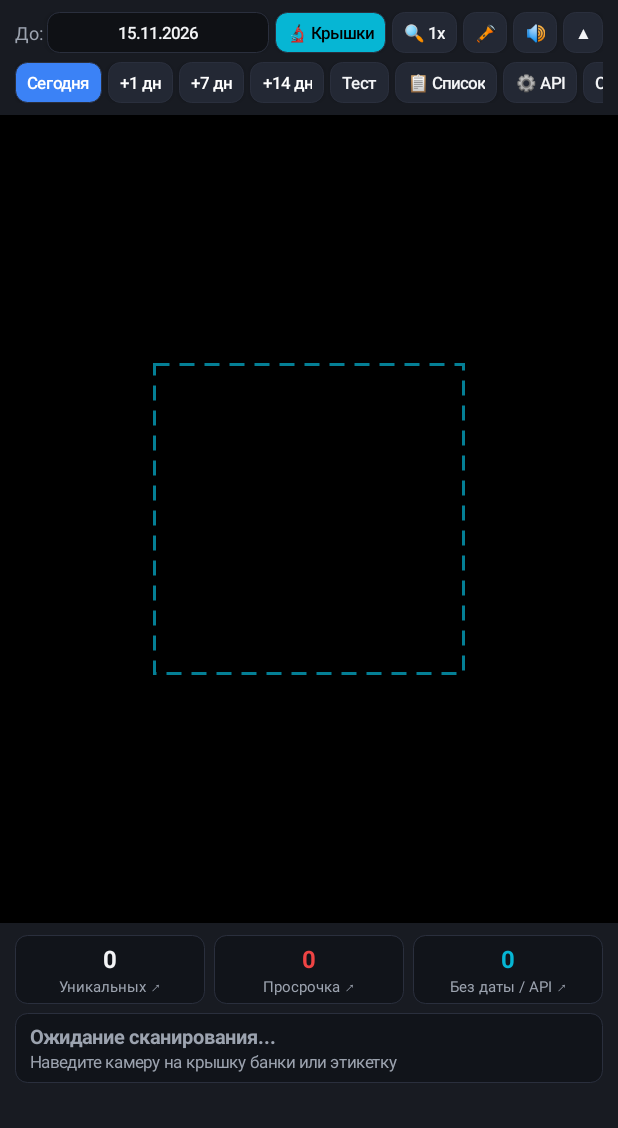
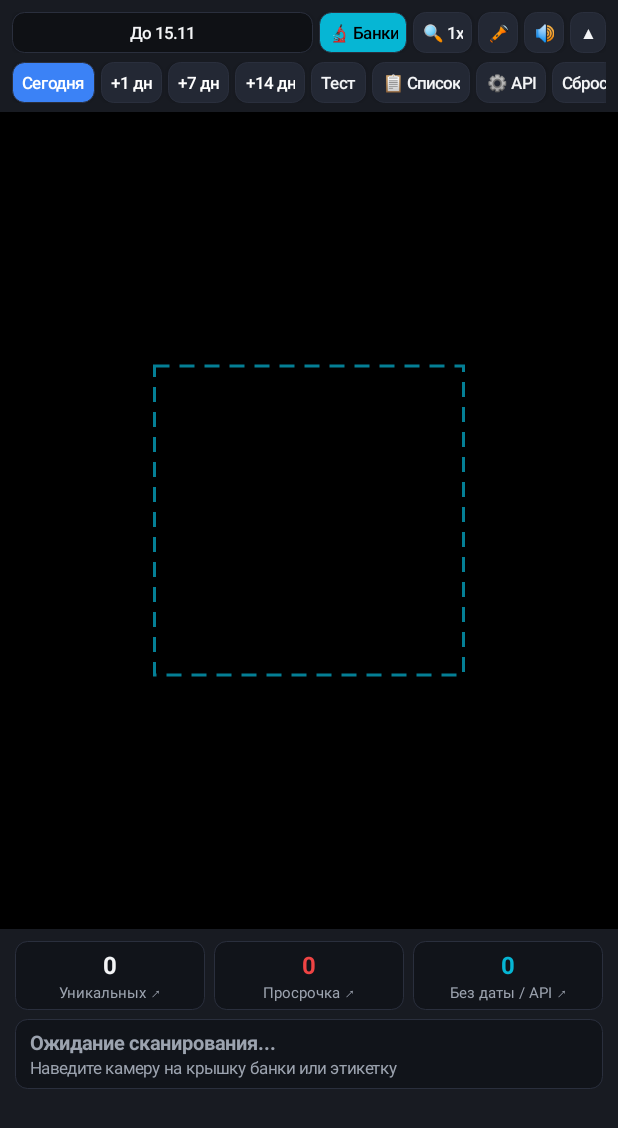
Before and after one commit to modinslav46-lgtm/Scanner2.0, an Android app: the screen it shows after launch (MainActivity), on a phone screen of 412 x 824 dp. Shown: the top 1128 px of the screen. Run offline under Robolectric (Android 15) with nearby library versions, the phone set to English and light mode, and no system bars; libraries missing offline, so code that uses them is left out: androidx.camera.core, androidx.camera.lifecycle, androidx.camera.view, com.google.mlkit.vision; 6 statements that could not run were skipped.

Commit message:
Update MainActivity.kt

```diff
--- a/app/src/main/java/com/revizor/scanner/MainActivity.kt
+++ b/app/src/main/java/com/revizor/scanner/MainActivity.kt
@@ -32,6 +32,7 @@ import android.widget.ArrayAdapter
 import android.widget.Button
 import android.widget.EditText
 import android.widget.FrameLayout
+import android.widget.HorizontalScrollView
 import android.widget.LinearLayout
 import android.widget.ScrollView
 import android.widget.Spinner
@@ -50,6 +51,8 @@ import androidx.camera.core.resolutionselector.ResolutionStrategy
 import androidx.camera.lifecycle.ProcessCameraProvider
 import androidx.camera.view.PreviewView
 import androidx.core.content.ContextCompat
+import androidx.core.view.ViewCompat
+import androidx.core.view.WindowInsetsCompat
 import com.google.mlkit.vision.barcode.BarcodeScanner
 import com.google.mlkit.vision.barcode.BarcodeScannerOptions
 import com.google.mlkit.vision.barcode.BarcodeScanning
@@ -93,6 +96,7 @@ class MainActivity : AppCompatActivity() {
 
     // Главный экран камеры
     private lateinit var topBar: LinearLayout
+    private lateinit var bottomPanel: LinearLayout
     private lateinit var expandTopBtn: Button
     private lateinit var previewView: PreviewView
     private lateinit var overlayView: ReticleOverlayView
@@ -114,6 +118,8 @@ class MainActivity : AppCompatActivity() {
 
     // Отдельная полноэкранная страница списка
     private lateinit var listPage: LinearLayout
+    private lateinit var listHeader: LinearLayout
+    private lateinit var listFooter: LinearLayout
     private lateinit var listPageTitle: TextView
     private lateinit var listSearchInput: EditText
     private lateinit var fullListContainer: LinearLayout
@@ -122,6 +128,8 @@ class MainActivity : AppCompatActivity() {
 
     // Отдельная полноэкранная страница настроек API
     private lateinit var apiPage: LinearLayout
+    private lateinit var apiHeader: LinearLayout
+    private lateinit var apiFooter: LinearLayout
     private lateinit var workerUrlInput: EditText
     private lateinit var apiModeSpinner: Spinner
     private lateinit var apiTokenInput: EditText
@@ -133,6 +141,7 @@ class MainActivity : AppCompatActivity() {
     private lateinit var scanner: BarcodeScanner
     private var toneGen: ToneGenerator? = null
 
+    private var topInsetPx = 0
     private var thresholdMillis: Long = 0L
     private var dpmMode = true
     private var zoomLevel = 1.0f
@@ -178,7 +187,6 @@ class MainActivity : AppCompatActivity() {
         loadSession()
         updateStatsUi()
 
-        // Системная кнопка «Назад» закрывает открытый список или настройки вместо выхода из приложения
         onBackPressedDispatcher.addCallback(this, object : OnBackPressedCallback(true) {
             override fun handleOnBackPressed() {
                 when {
@@ -207,13 +215,12 @@ class MainActivity : AppCompatActivity() {
         toneGen?.release()
     }
 
-    // --- Построение всего интерфейса ---
+    // --- Построение всего интерфейса с учётом системных вырезов и статус-бара ---
     private fun buildUi() {
         val rootFrame = FrameLayout(this).apply {
             setBackgroundColor(Color.parseColor("#0F1115"))
         }
 
-        // 1. Основной экран сканера
         val mainScreen = LinearLayout(this).apply {
             orientation = LinearLayout.VERTICAL
             setBackgroundColor(Color.parseColor("#0F1115"))
@@ -222,25 +229,22 @@ class MainActivity : AppCompatActivity() {
         topBar = LinearLayout(this).apply {
             orientation = LinearLayout.VERTICAL
             setBackgroundColor(Color.parseColor("#181B22"))
-            setPadding(dp(10), dp(8), dp(10), dp(8))
-        }
-
+            setPadding(dp(8), dp(8), dp(8), dp(6))
+        }
+
+        // Первая строка верхнего меню (компактная, чтобы все кнопки помещались на любом экране)
         val row1 = LinearLayout(this).apply {
             orientation = LinearLayout.HORIZONTAL
             gravity = Gravity.CENTER_VERTICAL
         }
 
-        val lbl = TextView(this).apply {
-            text = "До: "
-            setTextColor(Color.parseColor("#9CA3AF"))
-            textSize = 12f
-        }
-
-        thresholdBtn = makeChipButton("", "#0F1115", "#F3F4F6").apply {
+        thresholdBtn = makeChipButton("", "#0F1115", "#F3F4F6", padH = 6).apply {
+            setSingleLine(true)
             setOnClickListener { openDatePicker() }
         }
 
-        dpmBtn = makeChipButton("🔬 Крышки", "#06B6D4", "#000000").apply {
+        dpmBtn = makeChipButton("🔬 Банки", "#06B6D4", "#000000", padH = 6).apply {
+            setSingleLine(true)
             setOnClickListener {
                 dpmMode = !dpmMode
                 styleChip(this, if (dpmMode) "#06B6D4" else "#232834", if (dpmMode) "#000000" else "#F3F4F6")
@@ -249,7 +253,8 @@ class MainActivity : AppCompatActivity() {
             }
         }
 
-        zoomBtn = makeChipButton("🔍 1x", "#232834", "#F3F4F6").apply {
+        zoomBtn = makeChipButton("🔍 1x", "#232834", "#F3F4F6", padH = 6).apply {
+            setSingleLine(true)
             setOnClickListener {
                 zoomLevel = when (zoomLevel) {
                     1.0f -> 2.0f
@@ -262,7 +267,7 @@ class MainActivity : AppCompatActivity() {
             }
         }
 
-        torchBtn = makeChipButton("🔦", "#232834", "#F3F4F6").apply {
+        torchBtn = makeChipButton("🔦", "#232834", "#F3F4F6", padH = 7).apply {
             setOnClickListener {
                 val hasFlash = camera?.cameraInfo?.hasFlashUnit() == true
                 if (!hasFlash) {
@@ -275,38 +280,41 @@ class MainActivity : AppCompatActivity() {
             }
         }
 
-        muteBtn = makeChipButton("🔊", "#232834", "#F3F4F6").apply {
+        muteBtn = makeChipButton("🔊", "#232834", "#F3F4F6", padH = 7).apply {
             setOnClickListener {
                 muted = !muted
                 text = if (muted) "🔇" else "🔊"
             }
         }
 
-        val collapseTopBtn = makeChipButton("▲", "#232834", "#F3F4F6").apply {
+        val collapseTopBtn = makeChipButton("▲", "#232834", "#F3F4F6", padH = 7).apply {
             setOnClickListener {
                 topBar.visibility = View.GONE
                 expandTopBtn.visibility = View.VISIBLE
-            }
-        }
-
-        row1.addView(lbl)
-        row1.addView(thresholdBtn, LinearLayout.LayoutParams(0, ViewGroup.LayoutParams.WRAP_CONTENT, 1f).apply { rightMargin = dp(4) })
+                updateFloatingBadgesMargins()
+            }
+        }
+
+        row1.addView(thresholdBtn, LinearLayout.LayoutParams(0, -2, 1f).apply { rightMargin = dp(4) })
         row1.addView(dpmBtn, marginEnd(4))
         row1.addView(zoomBtn, marginEnd(4))
         row1.addView(torchBtn, marginEnd(4))
         row1.addView(muteBtn, marginEnd(4))
         row1.addView(collapseTopBtn)
 
-        // Вторая строка верхнего меню
+        // Вторая строка в горизонтальном скролле, чтобы «Сброс» никогда не обрезался
+        val row2Scroll = HorizontalScrollView(this).apply {
+            isHorizontalScrollBarEnabled = false
+            setPadding(0, dp(6), 0, 0)
+        }
         val row2 = LinearLayout(this).apply {
             orientation = LinearLayout.HORIZONTAL
             gravity = Gravity.CENTER_VERTICAL
-            setPadding(0, dp(6), 0, 0)
         }
 
         val presets = listOf("Сегодня" to 0, "+1 дн" to 1, "+7 дн" to 7, "+14 дн" to 14)
         for ((title, days) in presets) {
-            val btn = makeChipButton(title, if (days == 0) "#3B82F6" else "#232834", "#FFFFFF").apply {
+            val btn = makeChipButton(title, if (days == 0) "#3B82F6" else "#232834", "#FFFFFF", padH = 7).apply {
                 tag = days
                 setOnClickListener {
                     setThresholdOffset(days)
@@ -317,18 +325,16 @@ class MainActivity : AppCompatActivity() {
             row2.addView(btn, marginEnd(4))
         }
 
-        row2.addView(View(this), LinearLayout.LayoutParams(0, 1, 1f))
-
-        val simBtn = makeChipButton("Тест", "#232834", "#F3F4F6").apply {
+        val simBtn = makeChipButton("Тест", "#232834", "#F3F4F6", padH = 7).apply {
             setOnClickListener { runTestSimulation() }
         }
-        val listBtn = makeChipButton("📋 Список", "#232834", "#F3F4F6").apply {
+        val listBtn = makeChipButton("📋 Список", "#232834", "#F3F4F6", padH = 7).apply {
             setOnClickListener { openListPage("all") }
         }
-        apiBtn = makeChipButton("⚙️ API", "#232834", "#F3F4F6").apply {
+        apiBtn = makeChipButton("⚙️ API", "#232834", "#F3F4F6", padH = 7).apply {
             setOnClickListener { openApiPage() }
         }
-        val resetBtn = makeChipButton("Сброс", "#232834", "#F3F4F6").apply {
+        val resetBtn = makeChipButton("Сброс", "#232834", "#F3F4F6", padH = 7).apply {
             setOnClickListener { confirmReset() }
         }
 
@@ -336,9 +342,10 @@ class MainActivity : AppCompatActivity() {
         row2.addView(listBtn, marginEnd(4))
         row2.addView(apiBtn, marginEnd(4))
         row2.addView(resetBtn)
+        row2Scroll.addView(row2)
 
         topBar.addView(row1)
-        topBar.addView(row2)
+        topBar.addView(row2Scroll)
         mainScreen.addView(topBar)
 
         // Видоискатель камеры
@@ -355,6 +362,7 @@ class MainActivity : AppCompatActivity() {
             setOnClickListener {
                 topBar.visibility = View.VISIBLE
                 visibility = View.GONE
+                updateFloatingBadgesMargins()
             }
         }
 
@@ -382,7 +390,7 @@ class MainActivity : AppCompatActivity() {
         mainScreen.addView(viewport, LinearLayout.LayoutParams(-1, 0, 1f))
 
         // Нижняя панель статистики и просрочки
-        val bottomPanel = LinearLayout(this).apply {
+        bottomPanel = LinearLayout(this).apply {
             orientation = LinearLayout.VERTICAL
             setBackgroundColor(Color.parseColor("#181B22"))
             setPadding(dp(10), dp(8), dp(10), dp(8))
@@ -429,7 +437,7 @@ class MainActivity : AppCompatActivity() {
             orientation = LinearLayout.VERTICAL
         }
         logScroll.addView(badLogContainer)
-        bottomPanel.addView(logScroll, LinearLayout.LayoutParams(-1, dp(88)).apply { topMargin = dp(6) })
+        bottomPanel.addView(logScroll, LinearLayout.LayoutParams(-1, dp(84)).apply { topMargin = dp(6) })
 
         mainScreen.addView(bottomPanel)
         rootFrame.addView(mainScreen, FrameLayout.LayoutParams(-1, -1))
@@ -442,7 +450,35 @@ class MainActivity : AppCompatActivity() {
         apiPage = buildFullApiPage()
         rootFrame.addView(apiPage, FrameLayout.LayoutParams(-1, -1))
 
+        // Слушатель системных вырезов (статус-бар сверху, панель навигации снизу)
+        ViewCompat.setOnApplyWindowInsetsListener(rootFrame) { _, windowInsets ->
+            val insets = windowInsets.getInsets(
+                WindowInsetsCompat.Type.systemBars() or WindowInsetsCompat.Type.displayCutout()
+            )
+            topInsetPx = insets.top
+            topBar.setPadding(dp(8), insets.top + dp(6), dp(8), dp(6))
+            bottomPanel.setPadding(dp(10), dp(8), dp(10), insets.bottom + dp(8))
+            listHeader.setPadding(dp(12), insets.top + dp(10), dp(12), dp(10))
+            listFooter.setPadding(dp(12), dp(10), dp(12), insets.bottom + dp(10))
+            apiHeader.setPadding(dp(12), insets.top + dp(10), dp(12), dp(10))
+            apiFooter.setPadding(dp(12), dp(10), dp(12), insets.bottom + dp(10))
+            updateFloatingBadgesMargins()
+            windowInsets
+        }
+
         setContentView(rootFrame)
+    }
+
+    private fun updateFloatingBadgesMargins() {
+        val topOffset = if (topBar.visibility == View.GONE) topInsetPx + dp(10) else dp(10)
+        (expandTopBtn.layoutParams as? FrameLayout.LayoutParams)?.let { lp ->
+            lp.topMargin = topOffset
+            expandTopBtn.layoutParams = lp
+        }
+        (queueBadge.layoutParams as? FrameLayout.LayoutParams)?.let { lp ->
+            lp.topMargin = topOffset
+            queueBadge.layoutParams = lp
+        }
     }
 
     // --- Отдельная страница списка отсканированного ---
@@ -455,8 +491,7 @@ class MainActivity : AppCompatActivity() {
             isFocusable = true
         }
 
-        // Шапка страницы списка
-        val header = LinearLayout(this).apply {
+        listHeader = LinearLayout(this).apply {
             orientation = LinearLayout.HORIZONTAL
             gravity = Gravity.CENTER_VERTICAL
             setBackgroundColor(Color.parseColor("#181B22"))
@@ -477,17 +512,19 @@ class MainActivity : AppCompatActivity() {
             setOnClickListener { confirmReset() }
         }
 
-        header.addView(backBtn)
-        header.addView(listPageTitle, LinearLayout.LayoutParams(0, -2, 1f))
-        header.addView(clearBtn)
-        page.addView(header)
-
-        // Вкладки фильтра и строка поиска
+        listHeader.addView(backBtn)
+        listHeader.addView(listPageTitle, LinearLayout.LayoutParams(0, -2, 1f))
+        listHeader.addView(clearBtn)
+        page.addView(listHeader)
+
         val controls = LinearLayout(this).apply {
             orientation = LinearLayout.VERTICAL
             setPadding(dp(12), dp(10), dp(12), dp(6))
         }
 
+        val tabsScroll = HorizontalScrollView(this).apply {
+            isHorizontalScrollBarEnabled = false
+        }
         val tabsRow = LinearLayout(this).apply {
             orientation = LinearLayout.HORIZONTAL
         }
@@ -504,6 +541,7 @@ class MainActivity : AppCompatActivity() {
             listTabButtons.add(b)
             tabsRow.addView(b, marginEnd(6))
         }
+        tabsScroll.addView(tabsRow)
 
         listSearchInput = EditText(this).apply {
             hint = "Поиск по названию, GTIN или серийнику..."
@@ -519,11 +557,10 @@ class MainActivity : AppCompatActivity() {
             })
         }
 
-        controls.addView(tabsRow)
+        controls.addView(tabsScroll)
         controls.addView(listSearchInput, LinearLayout.LayoutParams(-1, -2).apply { topMargin = dp(8) })
         page.addView(controls)
 
-        // Прокручиваемый список карточек
         val scroll = ScrollView(this).apply {
             setPadding(dp(12), dp(4), dp(12), dp(8))
         }
@@ -533,8 +570,7 @@ class MainActivity : AppCompatActivity() {
         scroll.addView(fullListContainer)
         page.addView(scroll, LinearLayout.LayoutParams(-1, 0, 1f))
 
-        // Нижняя панель экспорта CSV
-        val footer = LinearLayout(this).apply {
+        listFooter = LinearLayout(this).apply {
             orientation = LinearLayout.HORIZONTAL
             setBackgroundColor(Color.parseColor("#181B22"))
             setPadding(dp(12), dp(10), dp(12), dp(10))
@@ -551,9 +587,9 @@ class MainActivity : AppCompatActivity() {
             setOnClickListener { shareCsv(onlyBad = false) }
         }
 
-        footer.addView(exportBadBtn, LinearLayout.LayoutParams(0, -2, 1f).apply { rightMargin = dp(8) })
-        footer.addView(exportAllBtn)
-        page.addView(footer)
+        listFooter.addView(exportBadBtn, LinearLayout.LayoutParams(0, -2, 1f).apply { rightMargin = dp(8) })
+        listFooter.addView(exportAllBtn)
+        page.addView(listFooter)
 
         return page
     }
@@ -685,7 +721,7 @@ class MainActivity : AppCompatActivity() {
             isFocusable = true
         }
 
-        val header = LinearLayout(this).apply {
+        apiHeader = LinearLayout(this).apply {
             orientation = LinearLayout.HORIZONTAL
             gravity = Gravity.CENTER_VERTICAL
             setBackgroundColor(Color.parseColor("#181B22"))
@@ -702,10 +738,10 @@ class MainActivity : AppCompatActivity() {
             setTypeface(null, Typeface.BOLD)
             gravity = Gravity.CENTER
         }
-        header.addView(backBtn)
-        header.addView(titleTv, LinearLayout.LayoutParams(0, -2, 1f))
-        header.addView(View(this), LinearLayout.LayoutParams(dp(64), 1))
-        page.addView(header)
+        apiHeader.addView(backBtn)
+        apiHeader.addView(titleTv, LinearLayout.LayoutParams(0, -2, 1f))
+        apiHeader.addView(View(this), LinearLayout.LayoutParams(dp(64), 1))
+        page.addView(apiHeader)
 
         val body = LinearLayout(this).apply {
             orientation = LinearLayout.VERTICAL
@@ -755,7 +791,7 @@ class MainActivity : AppCompatActivity() {
         body.addView(apiTokenInput)
         page.addView(body, LinearLayout.LayoutParams(-1, 0, 1f))
 
-        val footer = LinearLayout(this).apply {
+        apiFooter = LinearLayout(this).apply {
             setBackgroundColor(Color.parseColor("#181B22"))
             setPadding(dp(12), dp(10), dp(12), dp(10))
         }
@@ -778,8 +814,8 @@ class MainActivity : AppCompatActivity() {
                 Toast.makeText(this@MainActivity, "Настройки сохранены", Toast.LENGTH_SHORT).show()
             }
         }
-        footer.addView(saveBtn, LinearLayout.LayoutParams(-1, -2))
-        page.addView(footer)
+        apiFooter.addView(saveBtn, LinearLayout.LayoutParams(-1, -2))
+        page.addView(apiFooter)
 
         return page
     }
@@ -815,11 +851,8 @@ class MainActivity : AppCompatActivity() {
     private fun runTestSimulation() {
         val stamp = System.currentTimeMillis()
         val samples = listOf(
-            // 1. Код без тега 17 (уйдёт в Cloudflare Worker)
             "010460068253201921SN_TEST_${stamp}_$simIndex\u001D93ABCD",
-            // 2. Просроченный код с тегом 17
             "010460700123456721SN_EXP_${stamp}_$simIndex\u001D17250115\u001D93WXYZ",
-            // 3. Свежий код с тегом 17
             "010460700987654321SN_OK_${stamp}_$simIndex\u001D17281231\u001D93QWER"
         )
         val code = samples[simIndex % samples.size]
@@ -1311,7 +1344,7 @@ class MainActivity : AppCompatActivity() {
     // --- Даты и пресеты ---
     private fun syncThresholdLabels() {
         val d = Date(thresholdMillis)
-        thresholdBtn.text = dateRuFormat.format(d)
+        thresholdBtn.text = "До ${dateShortFormat.format(d)}"
         expandTopBtn.text = "▼ Меню • до ${dateShortFormat.format(d)}"
     }
 
@@ -1493,7 +1526,7 @@ class MainActivity : AppCompatActivity() {
         }
     }
 
-    private fun makeChipButton(label: String, bgHex: String, textHex: String): Button {
+    private fun makeChipButton(label: String, bgHex: String, textHex: String, padH: Int = 8): Button {
         return Button(this).apply {
             text = label
             textSize = 11f
@@ -1502,7 +1535,7 @@ class MainActivity : AppCompatActivity() {
             minimumHeight = 0
             minWidth = 0
             minimumWidth = 0
-            setPadding(dp(8), dp(6), dp(8), dp(6))
+            setPadding(dp(padH), dp(6), dp(padH), dp(6))
             styleChip(this, bgHex, textHex)
         }
     }
```
